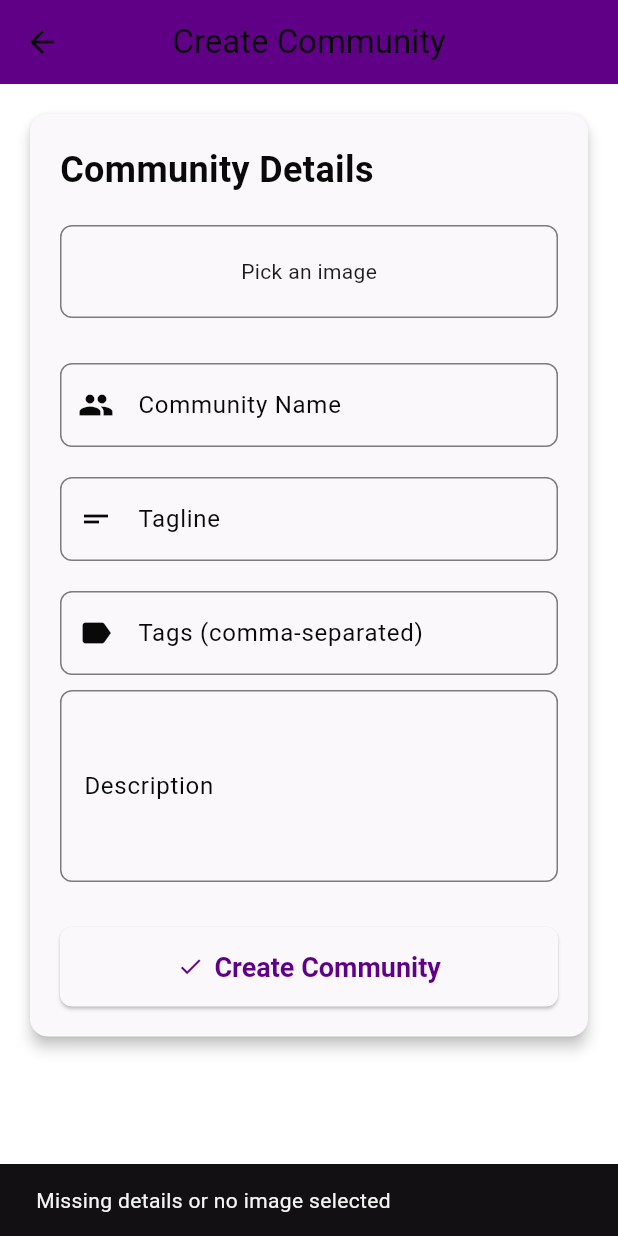
After one commit to Khushi-M-0521/EventOrchrestr8, a Flutter app: the CommunityForm screen opened directly, after a tap on "Create Community", on a phone screen of 412 x 824 dp. The commit adds this screen. Run offline on Flutter 3.47's test engine with Material 3 defaults, Android fonts, the phone set to English and light mode, and no system bars; our stand-ins replace cloud_firestore, country_picker, email_validator, file_picker, firebase_auth, firebase_core and 8 more; missing offline and left inert: firebase_app_check, mailer; accounts and stored records are empty.

Commit message:
Community screen updated

```diff
--- a/eventorchestr8/lib/provider/auth_provider.dart
+++ b/eventorchestr8/lib/provider/auth_provider.dart
@@ -118,15 +118,14 @@ class AuthProvider extends ChangeNotifier {
     notifyListeners();
     User? user;
     try {
-      if (email==null) {
+      if (email == null) {
         PhoneAuthCredential creds = PhoneAuthProvider.credential(
             verificationId: verficationId, smsCode: userOtp);
         user = (await _firebaseAuth.signInWithCredential(creds)).user;
-
-
       } else {
         if (verficationId == userOtp) {
-          AuthCredential creds= EmailAuthProvider.credential(email: email, password: userOtp);
+          AuthCredential creds =
+              EmailAuthProvider.credential(email: email, password: userOtp);
           user = (await _firebaseAuth.signInWithCredential(creds)).user;
           onSuccess();
         } else {
@@ -134,9 +133,9 @@ class AuthProvider extends ChangeNotifier {
         }
       }
       if (user != null) {
-          _uid = user.uid;
-          onSuccess();
-        }
+        _uid = user.uid;
+        onSuccess();
+      }
 
       _isLoading = false;
       notifyListeners();
@@ -227,7 +226,7 @@ class AuthProvider extends ChangeNotifier {
   Future<void> signInWithPhoneAndPassword({
     required BuildContext context,
     required String phoneNumber,
-    required String password,
+    required int password,
     required Function onSuccess,
   }) async {
     _isLoading = true;
@@ -290,7 +289,7 @@ class AuthProvider extends ChangeNotifier {
   Future<void> signInWithEmailAndPassword({
     required BuildContext context,
     required String email,
-    required String password,
+    required int password,
     required Function onSuccess,
   }) async {
     _isLoading = true;
--- /dev/null
+++ b/eventorchestr8/lib/screens/create_community.dart
@@ -0,0 +1,265 @@
+import 'package:cloud_firestore/cloud_firestore.dart';
+import 'package:firebase_auth/firebase_auth.dart';
+import 'package:firebase_storage/firebase_storage.dart'; // Import Firebase Storage
+import 'package:flutter/material.dart';
+import 'package:image_picker/image_picker.dart';
+import 'dart:io';
+
+class CommunityForm extends StatefulWidget {
+  @override
+  _CommunityFormState createState() => _CommunityFormState();
+}
+
+class _CommunityFormState extends State<CommunityForm> {
+  final _formKey = GlobalKey<FormState>();
+
+  // Controllers for each input field
+  final TextEditingController _nameController = TextEditingController();
+  final TextEditingController _taglineController = TextEditingController();
+  final TextEditingController _tagsController = TextEditingController();
+  final TextEditingController _descriptionController = TextEditingController();
+  final FirebaseFirestore firestore = FirebaseFirestore.instance;
+  final FirebaseStorage storage = FirebaseStorage.instance;
+
+  // Number of members will be set to 0 by default
+  final int _members = 0;
+
+  // Variable to hold the selected image
+  File? _image;
+
+  @override
+  void dispose() {
+    // Dispose controllers when the widget is disposed
+    _nameController.dispose();
+    _taglineController.dispose();
+    _tagsController.dispose();
+    _descriptionController.dispose();
+    super.dispose();
+  }
+
+  // Function to pick an image from the gallery
+  Future<void> _pickImage() async {
+    final ImagePicker _picker = ImagePicker();
+    final XFile? image = await _picker.pickImage(source: ImageSource.gallery);
+
+    setState(() {
+      if (image != null) {
+        _image = File(image.path); // Store the picked image as File
+      }
+    });
+  }
+
+  Future<void> _createCommunity() async {
+    if (_nameController.text.isNotEmpty &&
+        _descriptionController.text.isNotEmpty &&
+        _taglineController.text.isNotEmpty &&
+        _tagsController.text.isNotEmpty &&
+        _image != null) {
+      try {
+        // Fetch the current user UID
+        User? user = FirebaseAuth.instance.currentUser;
+        if (user != null) {
+          String userId = user.uid; // Get the current user ID
+
+          // Upload the image to Firebase Storage and get the URL
+          String imageUrl = await _uploadImageToStorage();
+
+          // Add community data to Firestore along with the user ID
+          await firestore.collection('communities').add({
+            'name': _nameController.text,
+            'description': _descriptionController.text,
+            'members': _members,
+            'tagline': _taglineController.text,
+            'tags': _tagsController.text
+                .split(',')
+                .map((tag) => tag.trim())
+                .toList(),
+            'created_at': FieldValue.serverTimestamp(),
+            'created_by': userId, // Store the user ID who created the community
+            'imageUrl': imageUrl, // Store image URL
+          });
+
+          ScaffoldMessenger.of(context).showSnackBar(
+            const SnackBar(content: Text("Community Created!")),
+          );
+          Navigator.of(context).pop();
+        } else {
+          ScaffoldMessenger.of(context).showSnackBar(
+            const SnackBar(content: Text("User not authenticated")),
+          );
+        }
+      } catch (e) {
+        print(e);
+        ScaffoldMessenger.of(context).showSnackBar(
+          const SnackBar(content: Text("Failed to create Community")),
+        );
+      }
+    } else {
+      ScaffoldMessenger.of(context).showSnackBar(
+        const SnackBar(content: Text("Missing details or no image selected")),
+      );
+    }
+  }
+
+  Future<String> _uploadImageToStorage() async {
+    // Create a unique name for the image
+    String fileName = DateTime.now().millisecondsSinceEpoch.toString();
+    Reference storageRef = storage.ref().child('community_images/$fileName');
+
+    // Upload the image to Firebase Storage
+    UploadTask uploadTask = storageRef.putFile(_image!);
+
+    // Wait for the upload to complete
+    TaskSnapshot snapshot = await uploadTask;
+
+    // Get the image URL after upload
+    String downloadUrl = await snapshot.ref.getDownloadURL();
+    return downloadUrl;
+  }
+
+  @override
+  Widget build(BuildContext context) {
+    final Color borderColor = Theme.of(context).colorScheme.outline;
+
+    return Scaffold(
+      appBar: AppBar(
+        title: Text("Create Community"),
+        backgroundColor: Theme.of(context).colorScheme.primary,
+        centerTitle: true,
+      ),
+      body: Padding(
+        padding: const EdgeInsets.all(16.0),
+        child: Card(
+          elevation: 4,
+          shape:
+              RoundedRectangleBorder(borderRadius: BorderRadius.circular(12)),
+          child: Padding(
+            padding: const EdgeInsets.all(20.0),
+            child: Form(
+              key: _formKey,
+              child: ListView(
+                shrinkWrap: true,
+                children: <Widget>[
+                  Text(
+                    "Community Details",
+                    style: TextStyle(
+                      fontSize: 24,
+                      fontWeight: FontWeight.bold,
+                      color: Theme.of(context).colorScheme.onSurface,
+                    ),
+                  ),
+                  SizedBox(height: 20),
+                  // Image picker button
+                  GestureDetector(
+                    onTap: _pickImage,
+                    child: Container(
+                      padding: EdgeInsets.symmetric(vertical: 20.0),
+                      decoration: BoxDecoration(
+                        border: Border.all(color: borderColor),
+                        borderRadius: BorderRadius.circular(8),
+                      ),
+                      child: _image == null
+                          ? Center(child: Text('Pick an image'))
+                          : Image.file(
+                              _image!,
+                              height: 100,
+                              width: 100,
+                              fit: BoxFit.cover,
+                            ),
+                    ),
+                  ),
+                  SizedBox(height: 20),
+                  _buildTextField(
+                    label: 'Community Name',
+                    icon: Icons.group,
+                    borderColor: borderColor,
+                    controller: _nameController,
+                  ),
+                  _buildTextField(
+                    label: 'Tagline',
+                    icon: Icons.short_text,
+                    borderColor: borderColor,
+                    controller: _taglineController,
+                  ),
+                  _buildTextField(
+                    label: 'Tags (comma-separated)',
+                    icon: Icons.label,
+                    borderColor: borderColor,
+                    controller: _tagsController,
+                  ),
+                  TextFormField(
+                    controller: _descriptionController,
+                    decoration: InputDecoration(
+                      labelText: 'Description',
+                      labelStyle: TextStyle(
+                          color: Theme.of(context).colorScheme.onSurface),
+                      border: OutlineInputBorder(
+                        borderRadius: BorderRadius.circular(8),
+                      ),
+                      focusedBorder: OutlineInputBorder(
+                        borderSide: BorderSide(color: borderColor),
+                        borderRadius: BorderRadius.circular(8),
+                      ),
+                      enabledBorder: OutlineInputBorder(
+                        borderSide: BorderSide(color: borderColor),
+                        borderRadius: BorderRadius.circular(8),
+                      ),
+                    ),
+                    maxLines: 4,
+                  ),
+                  SizedBox(height: 30),
+                  ElevatedButton.icon(
+                    onPressed: _createCommunity,
+                    icon: Icon(Icons.check),
+                    label: Text('Create Community'),
+                    style: ElevatedButton.styleFrom(
+                      padding: EdgeInsets.symmetric(vertical: 16.0),
+                      textStyle:
+                          TextStyle(fontSize: 18, fontWeight: FontWeight.bold),
+                      shape: RoundedRectangleBorder(
+                        borderRadius: BorderRadius.circular(8),
+                      ),
+                    ),
+                  ),
+                ],
+              ),
+            ),
+          ),
+        ),
+      ),
+    );
+  }
+
+  Widget _buildTextField({
+    required String label,
+    required IconData icon,
+    required Color borderColor,
+    required TextEditingController controller,
+    TextInputType keyboardType = TextInputType.text,
+  }) {
+    return Padding(
+      padding: const EdgeInsets.symmetric(vertical: 10),
+      child: TextFormField(
+        controller: controller,
+        decoration: InputDecoration(
+          labelText: label,
+          prefixIcon:
+              Icon(icon, color: Theme.of(context).colorScheme.onSurface),
+          labelStyle: TextStyle(color: Theme.of(context).colorScheme.onSurface),
+          focusedBorder: OutlineInputBorder(
+            borderSide: BorderSide(color: borderColor),
+            borderRadius: BorderRadius.circular(8),
+          ),
+          enabledBorder: OutlineInputBorder(
+            borderSide: BorderSide(color: borderColor),
+            borderRadius: BorderRadius.circular(8),
+          ),
+          border: OutlineInputBorder(
+            borderRadius: BorderRadius.circular(8),
+          ),
+        ),
+        keyboardType: keyboardType,
+      ),
+    );
+  }
+}
--- a/eventorchestr8/lib/screens/create_event_form.dart
+++ b/eventorchestr8/lib/screens/create_event_form.dart
@@ -77,9 +77,6 @@ class _CreateEventPageState extends State<CreateEventPage> {
           'description': _descController.text,
           'location': _locationController.text,
           'date_time': _dateTimeController.text,
-          'in_person_event': _isInPersonEvent,
-          'guests': _guestController.text,
-          'sponsors': _sponsorsController.text,
           'created_at': FieldValue.serverTimestamp(),
         });
         ScaffoldMessenger.of(context).showSnackBar(
@@ -96,9 +93,7 @@ class _CreateEventPageState extends State<CreateEventPage> {
       }
     } else {
       ScaffoldMessenger.of(context).showSnackBar(
-        const SnackBar(
-            content: Text(
-                "Event Name, Description, Location, Date & Time are required")),
+        const SnackBar(content: Text("All details are required")),
       );
     }
   }
@@ -123,7 +118,7 @@ class _CreateEventPageState extends State<CreateEventPage> {
                 width: double.infinity,
                 height: MediaQuery.of(context).size.height * .3,
                 decoration: BoxDecoration(
-                  color: Colors.green[100],
+                  // color: Colors.green[100],
                   borderRadius: BorderRadius.circular(8),
                 ),
                 child: _filePickerResult != null
@@ -178,41 +173,11 @@ class _CreateEventPageState extends State<CreateEventPage> {
                 readOnly: true,
                 onTap: () => _selectDateTime(context)),
             const SizedBox(height: 8),
-            _buildTextField(
-                controller: _guestController,
-                icon: Icons.people_outlined,
-                label: "Guests",
-                hint: "Enter list of guests"),
-            const SizedBox(height: 8),
-            _buildTextField(
-                controller: _sponsorsController,
-                icon: Icons.attach_money_outlined,
-                label: "Sponsors",
-                hint: "Enter Sponsors"),
-            const SizedBox(height: 8),
-            Row(
-              children: [
-                const Text(
-                  "In Person Event",
-                  style: TextStyle(fontSize: 20, color: Colors.green),
-                ),
-                const Spacer(),
-                Switch(
-                    activeColor: Colors.green,
-                    value: _isInPersonEvent,
-                    onChanged: (value) {
-                      setState(() {
-                        _isInPersonEvent = value;
-                      });
-                    }),
-              ],
-            ),
-            const SizedBox(height: 8),
             SizedBox(
               height: 50,
               width: double.infinity,
               child: MaterialButton(
-                color: Colors.green,
+                // color: Colors.green,
                 onPressed: _createEvent,
                 child: const Text(
                   "Create New Event",
--- a/eventorchestr8/pubspec.yaml
+++ b/eventorchestr8/pubspec.yaml
@@ -56,6 +56,7 @@ dependencies:
   qr_flutter: ^4.1.0
   mailer: ^6.2.0
 
+
 dependency_overrides:
   url_launcher: ^6.3.1
 
```
